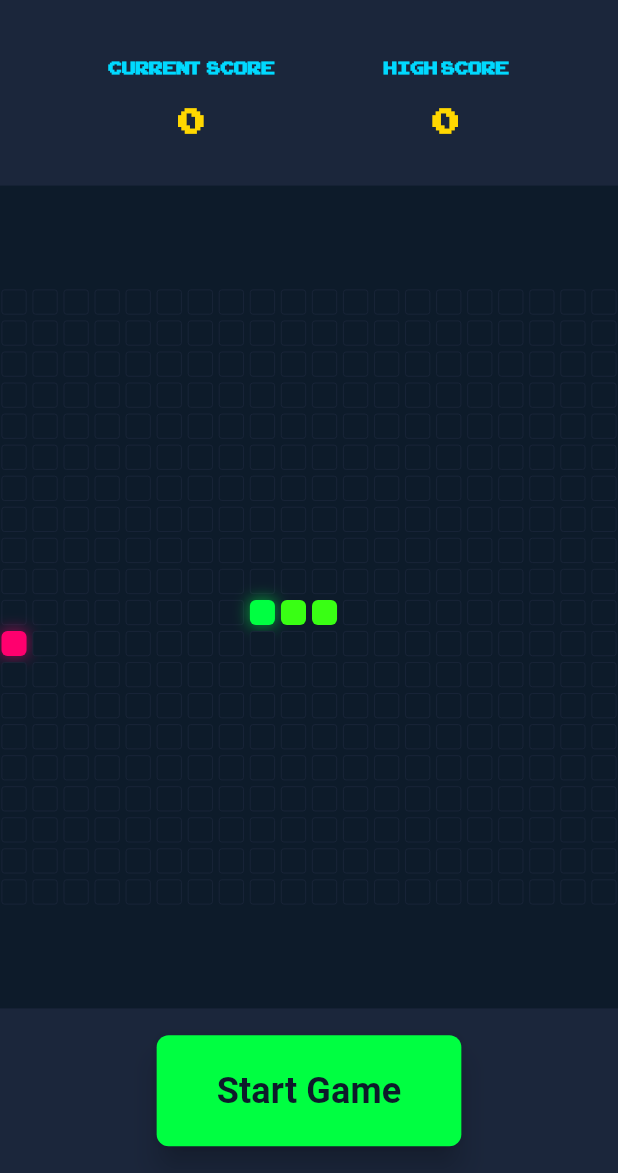
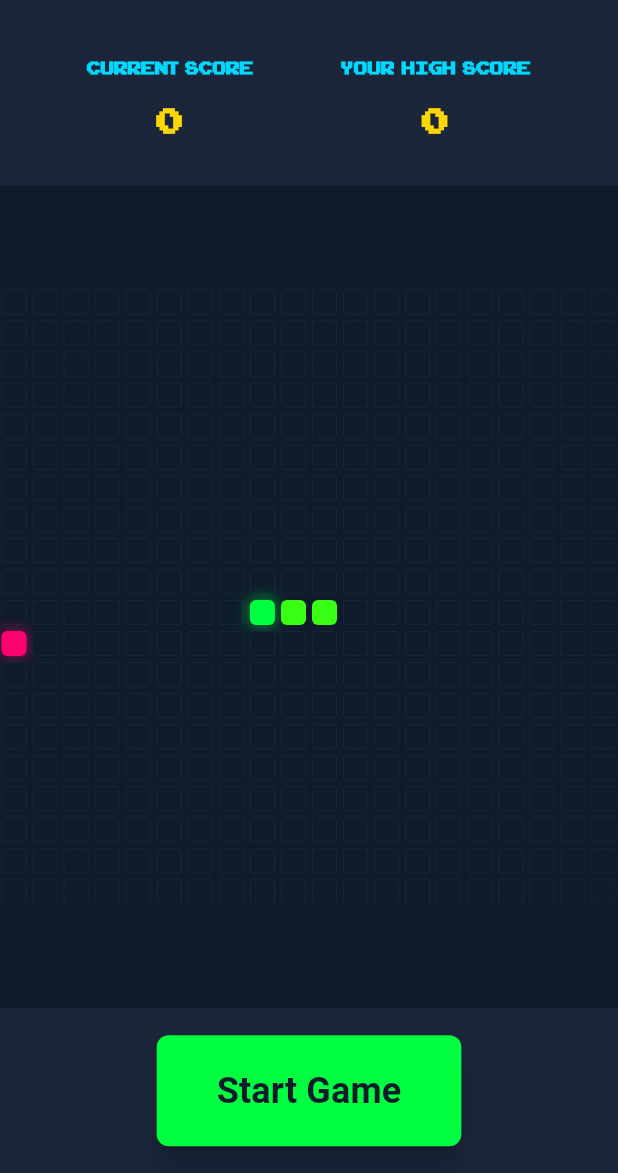
Before and after one commit to maxwelldinsmore/flutter_snake_game, a Flutter app: the SnakeGame screen opened directly, on a phone screen of 412 x 824 dp, the part 63-1236 px from its top. Run offline on Flutter 3.47's test engine with Material 3 defaults, Android fonts, the phone set to English and light mode, and no system bars; our stand-ins replace cloud_firestore, firebase_core, flutter_svg; accounts and stored records are empty.

Commit message:
Change title for high score on game screen.

```diff
--- a/lib/snake_game.dart
+++ b/lib/snake_game.dart
@@ -691,7 +691,7 @@ class _SnakeGameState extends State<SnakeGame> {
                         mainAxisAlignment: MainAxisAlignment.center,
                         children: [
                           Text(
-                            'High Score',
+                            'Your  High  Score',
                             style: TextStyle(
                               color: colors['labelText'],
                               fontSize: 16,
```
